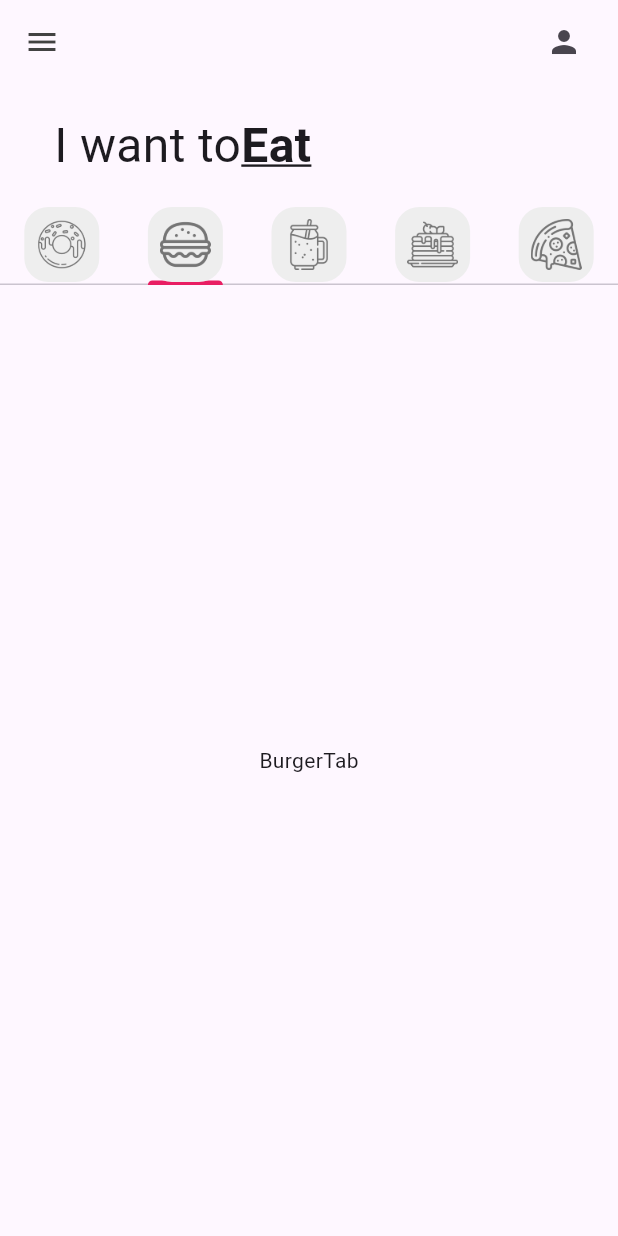
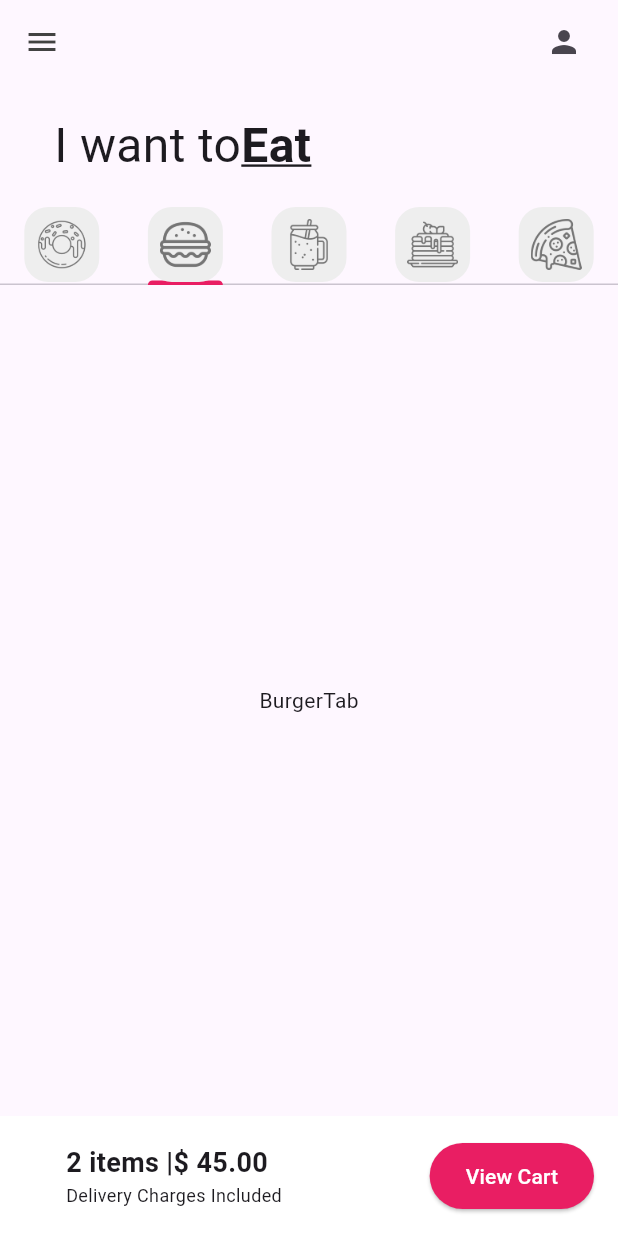
Before and after one commit to alvaronov19/donut_app_2a_novelo, a Flutter app: the screen it shows after launch, tab 2 chosen, on a phone screen of 412 x 824 dp. Run offline on Flutter 3.47's test engine with Material 3 defaults, Android fonts, the phone set to English and light mode, and no system bars.

Commit message:
UI Finished

```diff
--- a/lib/pages/home_page.dart
+++ b/lib/pages/home_page.dart
@@ -79,6 +79,43 @@
               ]),
             ),
             //Carrito
+            Container(
+              color: Colors.white,
+              padding: EdgeInsets.all(16),
+              child: Row(
+                mainAxisAlignment: MainAxisAlignment.spaceBetween,
+                children: [
+                  Padding(
+                    padding: EdgeInsets.only(left: 28),
+                    child: Column(
+                      //Alinear a la izquierda
+                      crossAxisAlignment: CrossAxisAlignment.start,
+                      children: [
+                        Text('2 items |\$ 45.00',
+                        style: TextStyle(
+                          fontSize: 18,
+                          fontWeight: FontWeight.bold),
+                        ),
+                        Text(
+                          'Delivery Charges Included',
+                          style: TextStyle(fontSize: 12),
+                        ),
+                      ],
+                    ),
+                  ),
+                  ElevatedButton(
+                      onPressed: () {},
+                      style: ElevatedButton.styleFrom(
+                          backgroundColor: Colors.pink,
+                          padding: EdgeInsets.symmetric(
+                              horizontal: 24, vertical: 12)),
+                      child: Text(
+                          'View Cart',
+                          style: TextStyle(color: Colors.white),
+                        )),
+                ],
+              ),
+            )
           ],
         )),
     );
--- a/lib/tabs/donut_tab.dart
+++ b/lib/tabs/donut_tab.dart
@@ -23,7 +23,7 @@
       gridDelegate: const SliverGridDelegateWithFixedCrossAxisCount(
         //Determinar numero de columnas
         crossAxisCount: 2,
-        childAspectRatio: 1 / 1.5),
+        childAspectRatio: 1 / 1.6),
       itemBuilder: (context, index) {
         //Elemento individual de la cuadricula
         return DonutTile(
```
